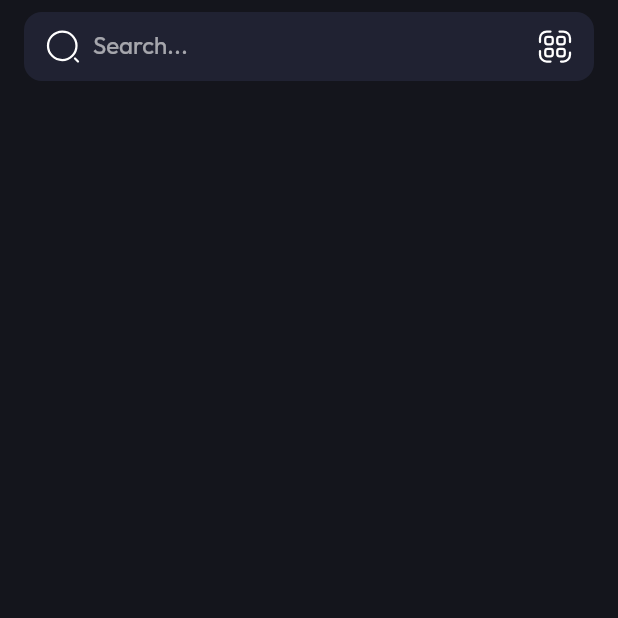
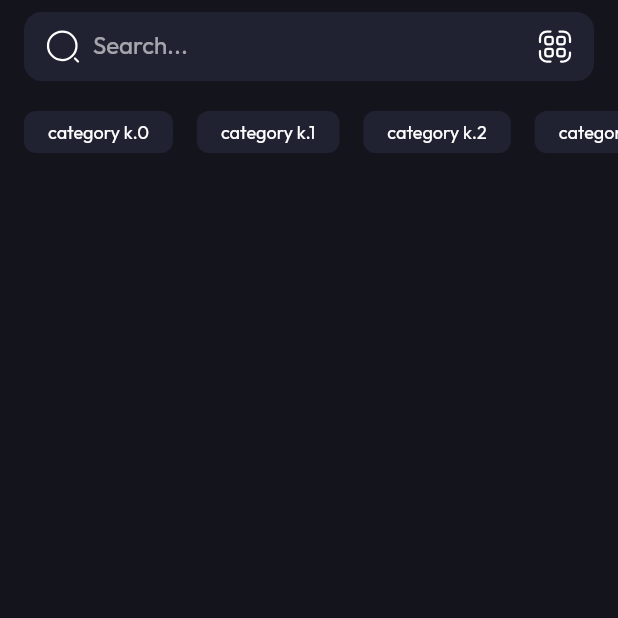
Before and after one commit to ZhiaDev/foodgram, a Flutter app: the screen it shows after launch, on a phone screen of 412 x 824 dp, the top half of it. Run offline on Flutter 3.47's test engine with Material 2 defaults, Android fonts, the phone set to English and light mode, and no system bars; our stand-ins replace dotted_border, flutter_svg, google_fonts.

Commit message:
add Category list below SearchBox

```diff
--- a/lib/screens/search.dart
+++ b/lib/screens/search.dart
@@ -1,5 +1,6 @@
 import 'package:flutter/material.dart';
 import 'package:flutter_svg/svg.dart';
+import 'package:google_fonts/google_fonts.dart';
 
 class SearchScreen extends StatelessWidget {
   const SearchScreen({super.key});
@@ -11,7 +12,16 @@ class SearchScreen extends StatelessWidget {
       body: SafeArea(
         child: Column(
           children: [
-            Container(
+            _getSearchBox(),
+            _getCategories(context),
+          ],
+        ),
+      ),
+    );
+  }
+
+  Widget _getSearchBox() {
+    return Container(
       margin: EdgeInsets.only(right: 16, left: 16, top: 8),
       height: 46,
       decoration: BoxDecoration(
@@ -51,10 +61,47 @@ class SearchScreen extends StatelessWidget {
           ],
         ),
       ),
+    );
+  }
+
+  Widget _getCategories(context) {
+    return Container(
+      height: 28,
+      margin: EdgeInsets.only(top: 20, bottom: 20),
+      child: ListView.separated(
+        physics: BouncingScrollPhysics(),
+        scrollDirection: Axis.horizontal,
+        itemCount: 12, // ! hc
+        itemBuilder: (BuildContext context, int index) {
+          return SizedBox(
+            width: 16,
+          );
+        },
+        separatorBuilder: (BuildContext context, int index) {
+          return Container(
+            decoration: BoxDecoration(
+              color: Color(0xFF202232),
+              borderRadius: BorderRadius.circular(8),
             ),
-          ],
+            child: Center(
+              child: Padding(
+                padding: const EdgeInsets.symmetric(horizontal: 16),
+                child: Text(
+                  'category k.$index',
+                  style: GoogleFonts.outfit(
+                    textStyle: TextStyle(
+                      color: Colors.white,
+                      fontSize: 12,
+                    ),
+                  ),
+                ),
               ),
             ),
           );
+        },
+      ),
+    );
   }
+
+
 }
```
Lines whose indentation alone changed are shown as unchanged.
